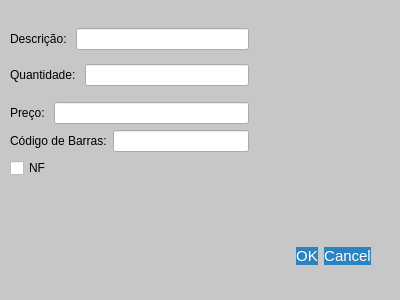
First picture: the form in alterarproduto.ui, repository GabR36/QEstoqueLoja, before the edit.
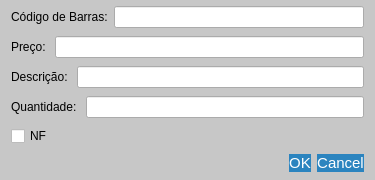
Second picture: the form after the edit.

Commit message: janela alterar responsiva

Diff of the .ui file:
```diff
--- a/alterarproduto.ui
+++ b/alterarproduto.ui
@@ -6,13 +6,37 @@
    <rect>
     <x>0</x>
     <y>0</y>
-    <width>400</width>
-    <height>300</height>
+    <width>375</width>
+    <height>180</height>
    </rect>
   </property>
+  <property name="sizePolicy">
+   <sizepolicy hsizetype="Preferred" vsizetype="Preferred">
+    <horstretch>100</horstretch>
+    <verstretch>100</verstretch>
+   </sizepolicy>
+  </property>
+  <property name="minimumSize">
+   <size>
+    <width>0</width>
+    <height>0</height>
+   </size>
+  </property>
+  <property name="baseSize">
+   <size>
+    <width>9</width>
+    <height>8</height>
+   </size>
+  </property>
   <property name="windowTitle">
    <string>Alterar Produto - QEstoqueLoja</string>
   </property>
+  <property name="layoutDirection">
+   <enum>Qt::LeftToRight</enum>
+  </property>
+  <property name="autoFillBackground">
+   <bool>false</bool>
+  </property>
   <property name="styleSheet">
    <string notr="true">
 
@@ -45,39 +69,49 @@
 }
 </string>
   </property>
-  <widget class="QDialogButtonBox" name="Btn_AltAceitar">
-   <property name="geometry">
-    <rect>
-     <x>30</x>
-     <y>240</y>
-     <width>341</width>
-     <height>32</height>
-    </rect>
-   </property>
-   <property name="orientation">
-    <enum>Qt::Horizontal</enum>
-   </property>
-   <property name="standardButtons">
-    <set>QDialogButtonBox::Cancel|QDialogButtonBox::Ok</set>
-   </property>
-  </widget>
-  <widget class="QWidget" name="layoutWidget">
-   <property name="geometry">
-    <rect>
-     <x>10</x>
-     <y>20</y>
-     <width>239</width>
-     <height>158</height>
-    </rect>
-   </property>
-   <layout class="QVBoxLayout" name="verticalLayout_2">
-    <item>
+  <property name="sizeGripEnabled">
+   <bool>false</bool>
+  </property>
+  <property name="modal">
+   <bool>false</bool>
+  </property>
      <layout class="QVBoxLayout" name="verticalLayout">
+   <property name="topMargin">
+    <number>4</number>
+   </property>
+   <property name="bottomMargin">
+    <number>0</number>
+   </property>
       <item>
-       <layout class="QHBoxLayout" name="horizontalLayout"/>
+    <layout class="QHBoxLayout" name="horizontalLayout_4">
+     <item>
+      <widget class="QLabel" name="label">
+       <property name="text">
+        <string>Código de Barras:</string>
+       </property>
+      </widget>
       </item>
       <item>
-       <layout class="QHBoxLayout" name="horizontalLayout_2">
+      <widget class="QLineEdit" name="Ledit_AltBarras"/>
+     </item>
+    </layout>
+   </item>
+   <item>
+    <layout class="QHBoxLayout" name="horizontalLayout_3">
+     <item>
+      <widget class="QLabel" name="label_4">
+       <property name="text">
+        <string>Preço: </string>
+       </property>
+      </widget>
+     </item>
+     <item>
+      <widget class="QLineEdit" name="Ledit_AltPreco"/>
+     </item>
+    </layout>
+   </item>
+   <item>
+    <layout class="QHBoxLayout" name="horizontalLayout">
         <item>
          <widget class="QLabel" name="label_2">
           <property name="text">
@@ -91,9 +125,15 @@
        </layout>
       </item>
       <item>
-       <layout class="QHBoxLayout" name="horizontalLayout_3">
+    <layout class="QHBoxLayout" name="horizontalLayout_2">
         <item>
          <widget class="QLabel" name="label_3">
+       <property name="sizePolicy">
+        <sizepolicy hsizetype="Preferred" vsizetype="Preferred">
+         <horstretch>0</horstretch>
+         <verstretch>0</verstretch>
+        </sizepolicy>
+       </property>
           <property name="text">
            <string>Quantidade: </string>
           </property>
@@ -104,36 +144,6 @@
         </item>
        </layout>
       </item>
-     </layout>
-    </item>
-    <item>
-     <layout class="QHBoxLayout" name="horizontalLayout_4">
-      <item>
-       <widget class="QLabel" name="label_4">
-        <property name="text">
-         <string>Preço: </string>
-        </property>
-       </widget>
-      </item>
-      <item>
-       <widget class="QLineEdit" name="Ledit_AltPreco"/>
-      </item>
-     </layout>
-    </item>
-    <item>
-     <layout class="QHBoxLayout" name="horizontalLayout_5">
-      <item>
-       <widget class="QLabel" name="label">
-        <property name="text">
-         <string>Código de Barras:</string>
-        </property>
-       </widget>
-      </item>
-      <item>
-       <widget class="QLineEdit" name="Ledit_AltBarras"/>
-      </item>
-     </layout>
-    </item>
     <item>
      <widget class="QCheckBox" name="Check_AltNf">
       <property name="text">
@@ -141,8 +151,17 @@
       </property>
      </widget>
     </item>
-   </layout>
-  </widget>
+   <item>
+    <widget class="QDialogButtonBox" name="Btn_AltAceitar">
+     <property name="orientation">
+      <enum>Qt::Horizontal</enum>
+     </property>
+     <property name="standardButtons">
+      <set>QDialogButtonBox::Cancel|QDialogButtonBox::Ok</set>
+     </property>
+    </widget>
+   </item>
+  </layout>
  </widget>
  <resources/>
  <connections>
```
Lines whose indentation alone changed are shown as unchanged.
